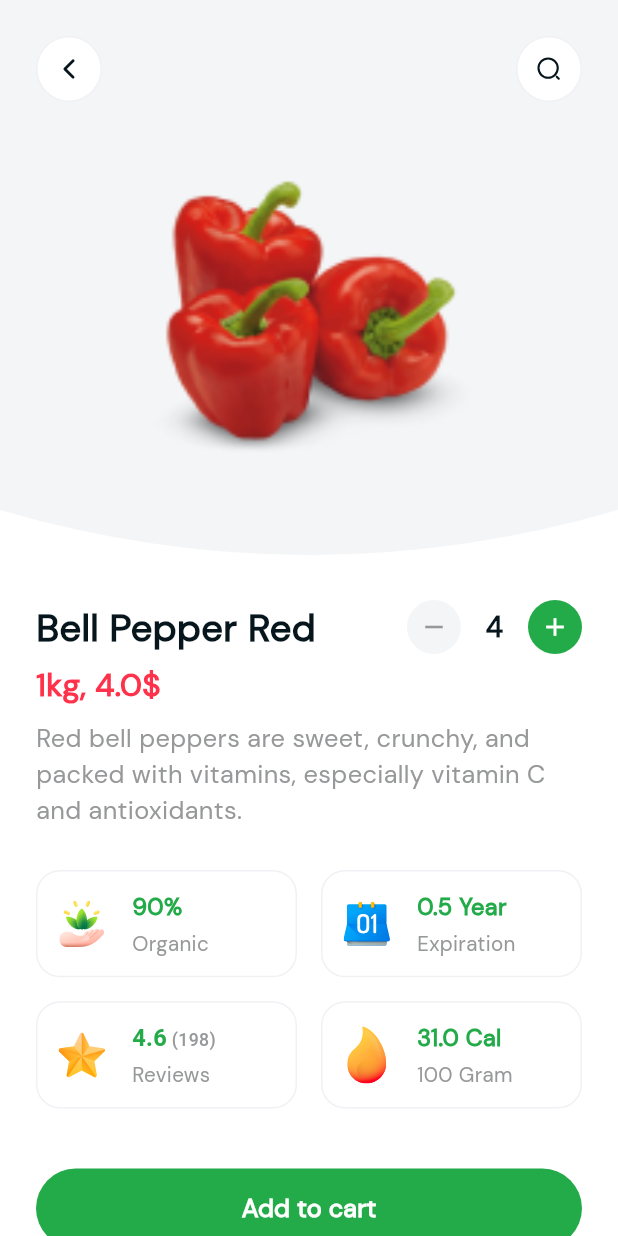
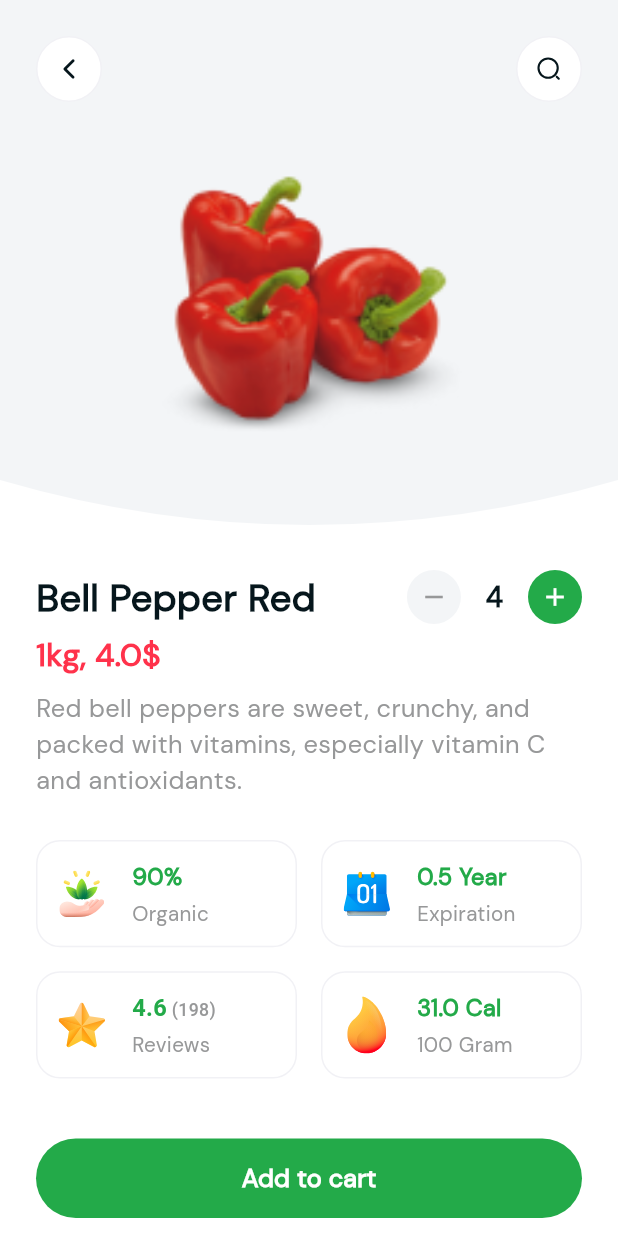
Before and after one commit to aconitum001/groceryUI, a Flutter app: the screen it shows after launch, after a tap on "Shop now", after a tap on "Bell Pepper Red", on a phone screen of 412 x 824 dp. Run offline on Flutter 3.47's test engine with Material 3 defaults, Android fonts, the light colour scheme and no system bars; our stand-ins replace carousel_slider, device_preview, flutter_svg, get.

Commit message:
fixed product details view

```diff
--- a/lib/main.dart
+++ b/lib/main.dart
@@ -7,7 +7,7 @@ import 'package:gorcery/utils/app_theme.dart';
 void main() {
   runApp(
     DevicePreview(
-      enabled: true,
+      enabled: false,
       builder: (context) {
         return const Grocery();
       },
--- a/lib/utils/app_router.dart
+++ b/lib/utils/app_router.dart
@@ -36,6 +36,7 @@ abstract class AppRouter {
       GetPage(
         name: AppRouter.prodcutDetailsView,
         page: () => const ProductDetailsView(),
+        transition: Transition.cupertino,
       ),
     ];
   }
--- a/lib/widgets/product_details_view_body.dart
+++ b/lib/widgets/product_details_view_body.dart
@@ -10,21 +10,20 @@ class ProductDetailsViewBody extends StatelessWidget {
 
   @override
   Widget build(BuildContext context) {
-    double height = MediaQuery.sizeOf(context).height;
     return SingleChildScrollView(
       child: Column(
         children: [
           SizedBox(
-            height: 400,
+            height: 380,
             child: ImageSection(product: product),
           ),
-          SizedBox(
-            height: 450,
-            child: Padding(
-              padding: const EdgeInsets.symmetric(horizontal: 24),
-              child: DescriptionSection(product: product),
-            ),
-          )
+          Padding(
+            padding: const EdgeInsets.symmetric(horizontal: 24),
+            child: DescriptionSection(product: product),
+          ),
+          const SizedBox(
+            height: 24,
+          ),
         ],
       ),
     );
```
